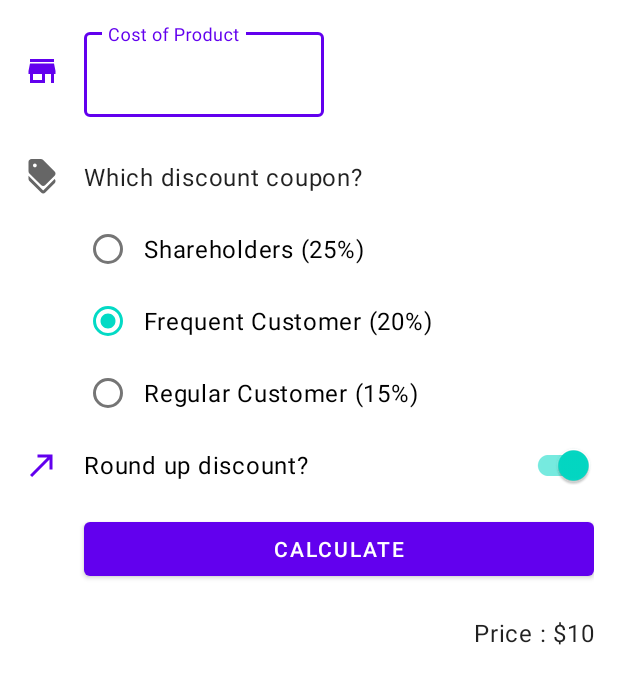
After one commit to niranjk/android_tutorial, an Android app: the layout activity_price_layout.xml on its own in the app's theme, with its tools: preview values and no code run, on a phone screen of 412 x 824 dp. The commit adds this screen. Shown: the top 684 px of the screen. Run offline under Robolectric (Android 15) with nearby library versions, the phone set to English and light mode, and no system bars.

Commit message:
Price Calculator App

```diff
--- a/app/build.gradle
+++ b/app/build.gradle
@@ -32,6 +32,12 @@ android {
             proguardFiles getDefaultProguardFile('proguard-android-optimize.txt'), 'proguard-rules.pro'
         }
     }
+
+    buildTypes.all{
+        buildConfigField("String", "DF_SLOT_ACTIVITY", df_slot_activity)
+        buildConfigField("String", "DF_PRICE_ACTIVITY", df_price_activity)
+    }
+
     compileOptions {
         sourceCompatibility JavaVersion.VERSION_1_8
         targetCompatibility JavaVersion.VERSION_1_8
--- a/app/src/main/AndroidManifest.xml
+++ b/app/src/main/AndroidManifest.xml
@@ -18,6 +18,7 @@
             </intent-filter>
         </activity>
         <activity android:name=".slot.SlotActivity"/>
+        <activity android:name=".price.PriceCalculatorActivity"/>
     </application>
 
 </manifest>
--- a/app/src/main/java/com/niranjan/androidtutorials/DummyData.kt
+++ b/app/src/main/java/com/niranjan/androidtutorials/DummyData.kt
@@ -4,10 +4,10 @@ object DummyData {
 
     fun dummyList() = listOf(
         MainItemUiModel(
-            title = "Slot"
+            title = "Slot Machine"
         ),
         MainItemUiModel(
-            title = "Feature 2"
+            title = "Price Calculator"
         ),
         MainItemUiModel(
             title = "Feature 3"
--- a/app/src/main/java/com/niranjan/androidtutorials/MainActivity.kt
+++ b/app/src/main/java/com/niranjan/androidtutorials/MainActivity.kt
@@ -5,7 +5,6 @@ import androidx.appcompat.app.AppCompatActivity
 import android.os.Bundle
 import androidx.recyclerview.widget.LinearLayoutManager
 import com.niranjan.androidtutorials.databinding.ActivityMainBinding
-import com.niranjan.androidtutorials.slot.SlotActivity
 
 /**
  * Our MainActivity extends the AppCompatActivity and inherits the behavior from the Android Framework Activity. So we can override the lifecycle methods to our MainActivity.
@@ -22,7 +21,19 @@ class MainActivity : AppCompatActivity() {
             MainConstants.Feature.SLOT.value -> {
                 //navigate to SlotActivity
                 startActivity(
-                    Intent(this, SlotActivity::class.java)
+                    Intent().setClassName(
+                        BuildConfig.APPLICATION_ID,
+                        BuildConfig.DF_SLOT_ACTIVITY
+                    )
+                )
+            }
+            MainConstants.Feature.PRICE.value -> {
+                // navigate to PriceCalculatorActivity
+                startActivity(
+                    Intent().setClassName(
+                        BuildConfig.APPLICATION_ID,
+                        BuildConfig.DF_PRICE_ACTIVITY
+                    )
                 )
             }
             else -> {
--- a/app/src/main/java/com/niranjan/androidtutorials/MainConstants.kt
+++ b/app/src/main/java/com/niranjan/androidtutorials/MainConstants.kt
@@ -2,6 +2,7 @@ package com.niranjan.androidtutorials
 
 object MainConstants {
     enum class Feature(val value: String) {
-        SLOT("Slot")
+        SLOT("Slot Machine"),
+        PRICE("Price Calculator")
     }
 }
--- /dev/null
+++ b/app/src/main/java/com/niranjan/androidtutorials/price/PriceCalculatorActivity.kt
@@ -0,0 +1,85 @@
+package com.niranjan.androidtutorials.price
+
+import android.content.Context
+import android.os.Bundle
+import android.view.KeyEvent
+import android.view.View
+import android.view.inputmethod.InputMethodManager
+import androidx.appcompat.app.AppCompatActivity
+import androidx.databinding.DataBindingUtil
+import com.niranjan.androidtutorials.R
+import com.niranjan.androidtutorials.databinding.ActivityPriceLayoutBinding
+
+class PriceCalculatorActivity : AppCompatActivity() {
+
+    private lateinit var priceLayoutBinding: ActivityPriceLayoutBinding
+
+    override fun onCreate(savedInstanceState: Bundle?) {
+        super.onCreate(savedInstanceState)
+        priceLayoutBinding = DataBindingUtil.setContentView(
+            this,
+            R.layout.activity_price_layout
+        )
+        // Set up Key Listener on the EditText field : to listen to "Enter" button pressed
+        with(priceLayoutBinding){
+            // Listen to Keyboard "Enter" button pressed
+            costOfProductEditText.setOnKeyListener { view, i, keyEvent ->
+                handleKeyEvent(
+                    view,
+                    i
+                )
+            }
+            // Calculate the discounted price
+            calculateButton.setOnClickListener {
+                calculateDiscountedPrice()
+            }
+        }
+    }
+
+    private fun handleKeyEvent(view: View, keyCode: Int): Boolean{
+        if (keyCode == KeyEvent.KEYCODE_ENTER){
+            // Hide the Keyboard
+            val inputMethodManager = getSystemService(
+                Context.INPUT_METHOD_SERVICE
+            ) as InputMethodManager
+            inputMethodManager.hideSoftInputFromWindow(
+                view.windowToken,
+                0
+            )
+            return true
+        }
+        return false
+    }
+
+    private fun calculateDiscountedPrice(){
+        // Get value from the edittext field
+        val valueEditTextField = priceLayoutBinding.costOfProductEditText.text.toString()
+        val cost = valueEditTextField.toDoubleOrNull()
+
+        // If the cost is null or 0, then display 0 and exit the function
+        if (cost == null || cost == 0.0){
+            displayPrice(0.0)
+        } else {
+            // Get the discount percentage based on which radio button is selected
+            val discountPercentage = when (priceLayoutBinding.discountOptions.checkedRadioButtonId) {
+                R.id.option_twenty_five_percent -> 0.25
+                R.id.option_twenty_percent -> 0.20
+                else -> 0.15
+            }
+
+            // Discount Value
+            var discount = discountPercentage * cost
+
+            // If the round up switch is check round the discount value otherwise not
+            val roundUp = priceLayoutBinding.roundUpSwitch.isChecked
+            if (roundUp){
+                discount = kotlin.math.ceil(discount)
+            }
+            displayPrice(cost-discount)
+        }
+    }
+
+    private fun displayPrice(price: Double){
+        priceLayoutBinding.price = price
+    }
+}
--- /dev/null
+++ b/app/src/main/res/drawable/ic_discount.xml
@@ -0,0 +1,13 @@
+<vector xmlns:android="http://schemas.android.com/apk/res/android"
+    android:width="24dp"
+    android:height="24dp"
+    android:viewportWidth="24"
+    android:viewportHeight="24"
+    android:tint="?attr/colorControlNormal">
+  <path
+      android:fillColor="@android:color/white"
+      android:pathData="M12.79,21L3,11.21v2c0,0.53 0.21,1.04 0.59,1.41l7.79,7.79c0.78,0.78 2.05,0.78 2.83,0l6.21,-6.21c0.78,-0.78 0.78,-2.05 0,-2.83L12.79,21z"/>
+  <path
+      android:fillColor="@android:color/white"
+      android:pathData="M11.38,17.41c0.78,0.78 2.05,0.78 2.83,0l6.21,-6.21c0.78,-0.78 0.78,-2.05 0,-2.83l-7.79,-7.79C12.25,0.21 11.74,0 11.21,0H5C3.9,0 3,0.9 3,2v6.21c0,0.53 0.21,1.04 0.59,1.41L11.38,17.41zM7.25,3C7.94,3 8.5,3.56 8.5,4.25S7.94,5.5 7.25,5.5S6,4.94 6,4.25S6.56,3 7.25,3z"/>
+</vector>
--- /dev/null
+++ b/app/src/main/res/drawable/ic_round_up.xml
@@ -0,0 +1,5 @@
+<vector android:height="24dp" android:tint="?attr/colorPrimary"
+        android:viewportHeight="24.0" android:viewportWidth="24.0"
+        android:width="24dp" xmlns:android="http://schemas.android.com/apk/res/android">
+    <path android:fillColor="#FF000000" android:pathData="M9,5v2h6.59L4,18.59 5.41,20 17,8.41V15h2V5z"/>
+</vector>
--- /dev/null
+++ b/app/src/main/res/drawable/ic_store.xml
@@ -0,0 +1,5 @@
+<vector android:height="24dp" android:tint="?attr/colorPrimary"
+        android:viewportHeight="24.0" android:viewportWidth="24.0"
+        android:width="24dp" xmlns:android="http://schemas.android.com/apk/res/android">
+    <path android:fillColor="#FF000000" android:pathData="M20,4L4,4v2h16L20,4zM21,14v-2l-1,-5L4,7l-1,5v2h1v6h10v-6h4v6h2v-6h1zM12,18L6,18v-4h6v4z"/>
+</vector>
--- /dev/null
+++ b/app/src/main/res/layout/activity_price_layout.xml
@@ -0,0 +1,136 @@
+<?xml version="1.0" encoding="utf-8"?>
+<layout>
+    <data>
+        <variable name="price" type="Double"/>
+    </data>
+<ScrollView xmlns:android="http://schemas.android.com/apk/res/android"
+            xmlns:app="http://schemas.android.com/apk/res-auto"
+            xmlns:tools="http://schemas.android.com/tools"
+            android:layout_width="match_parent"
+            android:layout_height="match_parent"
+            tools:context=".MainActivity">
+
+    <androidx.constraintlayout.widget.ConstraintLayout
+            android:layout_width="match_parent"
+            android:layout_height="wrap_content"
+            android:padding="16dp">
+
+        <ImageView
+                android:id="@+id/icon_cost_of_product"
+                android:layout_width="wrap_content"
+                android:layout_height="wrap_content"
+                android:importantForAccessibility="no"
+                app:layout_constraintBottom_toBottomOf="@id/cost_of_product"
+                app:layout_constraintStart_toStartOf="parent"
+                app:layout_constraintTop_toTopOf="@id/cost_of_product"
+                app:srcCompat="@drawable/ic_store" />
+
+        <com.google.android.material.textfield.TextInputLayout
+                android:id="@+id/cost_of_product"
+                android:layout_width="160dp"
+                android:layout_height="wrap_content"
+                android:layout_marginStart="16dp"
+                android:hint="@string/cost_of_product"
+                app:layout_constraintStart_toEndOf="@id/icon_cost_of_product"
+                app:layout_constraintTop_toTopOf="parent">
+
+            <com.google.android.material.textfield.TextInputEditText
+                    android:id="@+id/cost_of_product_edit_text"
+                    android:layout_width="match_parent"
+                    android:layout_height="wrap_content"
+                    android:inputType="numberDecimal" />
+
+        </com.google.android.material.textfield.TextInputLayout>
+
+        <ImageView
+                android:id="@+id/icon_service_question"
+                android:layout_width="wrap_content"
+                android:layout_height="wrap_content"
+                android:importantForAccessibility="no"
+                app:layout_constraintBottom_toBottomOf="@id/service_question"
+                app:layout_constraintStart_toStartOf="parent"
+                app:layout_constraintTop_toTopOf="@id/service_question"
+                app:srcCompat="@drawable/ic_discount" />
+
+        <TextView
+                android:id="@+id/service_question"
+                style="@style/Widget.Price.TextView"
+                android:layout_width="wrap_content"
+                android:layout_height="wrap_content"
+                android:layout_marginTop="16dp"
+                android:text="@string/which_discount_coupon"
+                app:layout_constraintStart_toStartOf="@id/cost_of_product"
+                app:layout_constraintTop_toBottomOf="@id/cost_of_product" />
+
+        <RadioGroup
+                android:id="@+id/discount_options"
+                android:layout_width="wrap_content"
+                android:layout_height="wrap_content"
+                android:checkedButton="@id/option_twenty_percent"
+                android:orientation="vertical"
+                app:layout_constraintStart_toStartOf="@id/service_question"
+                app:layout_constraintTop_toBottomOf="@id/service_question">
+
+            <RadioButton
+                    android:id="@+id/option_twenty_five_percent"
+                    android:layout_width="wrap_content"
+                    android:layout_height="wrap_content"
+                    android:text="@string/discount_for_company_shareholders" />
+
+            <RadioButton
+                    android:id="@+id/option_twenty_percent"
+                    android:layout_width="wrap_content"
+                    android:layout_height="wrap_content"
+                    android:text="@string/discount_for_frequent_customers" />
+
+            <RadioButton
+                    android:id="@+id/option_fifteen_percent"
+                    android:layout_width="wrap_content"
+                    android:layout_height="wrap_content"
+                    android:text="@string/discount_for_regular_customers" />
+
+        </RadioGroup>
+
+        <ImageView
+                android:id="@+id/icon_round_up"
+                android:layout_width="wrap_content"
+                android:layout_height="wrap_content"
+                android:importantForAccessibility="no"
+                app:layout_constraintBottom_toBottomOf="@id/round_up_switch"
+                app:layout_constraintStart_toStartOf="parent"
+                app:layout_constraintTop_toTopOf="@id/round_up_switch"
+                app:srcCompat="@drawable/ic_round_up" />
+
+        <com.google.android.material.switchmaterial.SwitchMaterial
+                android:id="@+id/round_up_switch"
+                android:layout_width="0dp"
+                android:layout_height="wrap_content"
+                android:checked="true"
+                android:text="@string/round_up_discount"
+                app:layout_constraintEnd_toEndOf="parent"
+                app:layout_constraintStart_toStartOf="@id/discount_options"
+                app:layout_constraintTop_toBottomOf="@id/discount_options" />
+
+        <Button
+                android:id="@+id/calculate_button"
+                android:layout_width="0dp"
+                android:layout_height="wrap_content"
+                android:layout_marginTop="8dp"
+                android:text="@string/calculate"
+                app:layout_constraintEnd_toEndOf="parent"
+                app:layout_constraintStart_toStartOf="@id/round_up_switch"
+                app:layout_constraintTop_toBottomOf="@id/round_up_switch" />
+
+        <TextView
+                android:id="@+id/price_result"
+                style="@style/Widget.Price.TextView"
+                android:layout_width="wrap_content"
+                android:layout_height="wrap_content"
+                android:layout_marginTop="8dp"
+                app:layout_constraintEnd_toEndOf="parent"
+                app:layout_constraintTop_toBottomOf="@id/calculate_button"
+                android:text="@{@string/final_price + price}"
+                tools:text="Price : $10" />
+    </androidx.constraintlayout.widget.ConstraintLayout>
+</ScrollView>
+</layout>
--- a/app/src/main/res/values/colors.xml
+++ b/app/src/main/res/values/colors.xml
@@ -7,4 +7,10 @@
     <color name="teal_700">#FF018786</color>
     <color name="black">#FF000000</color>
     <color name="white">#FFFFFFFF</color>
+    <color name="green">#1B5E20</color>
+    <color name="green_dark">#003300</color>
+    <color name="green_light">#A5D6A7</color>
+    <color name="blue">#0288D1</color>
+    <color name="blue_dark">#005B9F</color>
+    <color name="blue_light">#81D4FA</color>
 </resources>
--- a/app/src/main/res/values/strings.xml
+++ b/app/src/main/res/values/strings.xml
@@ -11,4 +11,29 @@
     <string name="label_slot_first">1</string>
     <string name="label_slot_second">2</string>
     <string name="label_slot_third">3</string>
+
+    <!-- Price App -->
+    <!-- Hint text for editable text field where the user enters the price of product -->
+    <string name="cost_of_product">Cost of Product</string>
+
+    <!-- Question prompt for the group of radio buttons with different discount options -->
+    <string name="which_discount_coupon">Which discount coupon?</string>
+
+    <!-- Discount Shareholders - 20%   -->
+    <string name="discount_for_company_shareholders">Shareholders (25%)</string>
+
+    <!-- Discount Frequent Customer - 18%  -->
+    <string name="discount_for_frequent_customers">Frequent Customer (20%)</string>
+
+    <!-- Discount Regular Customer - 15%   -->
+    <string name="discount_for_regular_customers">Regular Customer (15%)</string>
+
+    <!-- Text label for toggle switch that asks the user if they want to round up the discount  -->
+    <string name="round_up_discount">Round up discount?</string>
+
+    <!-- Label for button that calculates the discount  -->
+    <string name="calculate">Calculate</string>
+
+    <!-- Formatted string for the  price  -->
+    <string name="final_price">Price After Discount: </string>
 </resources>
--- /dev/null
+++ b/app/src/main/res/values/styles.xml
@@ -0,0 +1,22 @@
+<?xml version="1.0" encoding="utf-8"?>
+<resources>
+    <!-- TextView style -->
+    <style name="Widget.Price.TextView" parent="Widget.MaterialComponents.TextView">
+        <item name="android:minHeight">48dp</item>
+        <item name="android:gravity">center_vertical</item>
+        <item name="android:textAppearance">?attr/textAppearanceBody1</item>
+    </style>
+
+    <!-- Radio Button style -->
+    <style name="Widget.Price.CompoundButton.RadioButton" parent="Widget.MaterialComponents.CompoundButton.RadioButton">
+        <item name="android:paddingStart">8dp</item>
+        <item name="android:textAppearance">?attr/textAppearanceBody1</item>
+    </style>
+
+    <!-- Switch style -->
+    <style name="Widget.Price.CompoundButton.Switch" parent="Widget.MaterialComponents.CompoundButton.Switch">
+        <item name="android:minHeight">48dp</item>
+        <item name="android:gravity">center_vertical</item>
+        <item name="android:textAppearance">?attr/textAppearanceBody1</item>
+    </style>
+</resources>
--- a/app/src/main/res/values/themes.xml
+++ b/app/src/main/res/values/themes.xml
@@ -12,5 +12,11 @@
         <!-- Status bar color. -->
         <item name="android:statusBarColor" tools:targetApi="l">?attr/colorPrimaryVariant</item>
         <!-- Customize your theme here. -->
+        <!-- For text input fields -->
+        <item name="textInputStyle">@style/Widget.MaterialComponents.TextInputLayout.OutlinedBox</item>
+        <!-- For radio buttons -->
+        <item name="radioButtonStyle">@style/Widget.Price.CompoundButton.RadioButton</item>
+        <!-- For switches -->
+        <item name="switchStyle">@style/Widget.Price.CompoundButton.Switch</item>
     </style>
 </resources>
--- a/gradle.properties
+++ b/gradle.properties
@@ -19,3 +19,7 @@ android.useAndroidX=true
 android.enableJetifier=true
 # Kotlin code style for this project: "official" or "obsolete":
 kotlin.code.style=official
+
+# Dynamic Navigation Class Names
+df_slot_activity = "com.niranjan.androidtutorials.slot.SlotActivity"
+df_price_activity = "com.niranjan.androidtutorials.price.PriceCalculatorActivity"
```
Also changed, not shown: 1 other file.
